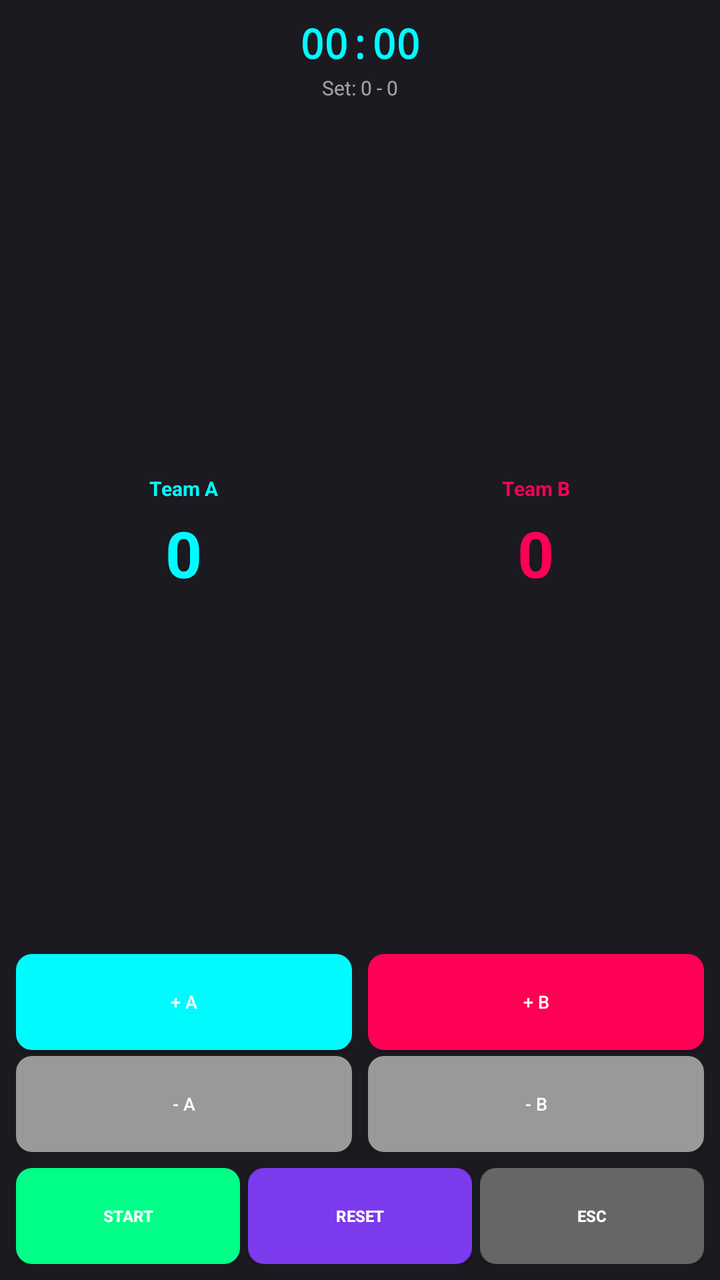
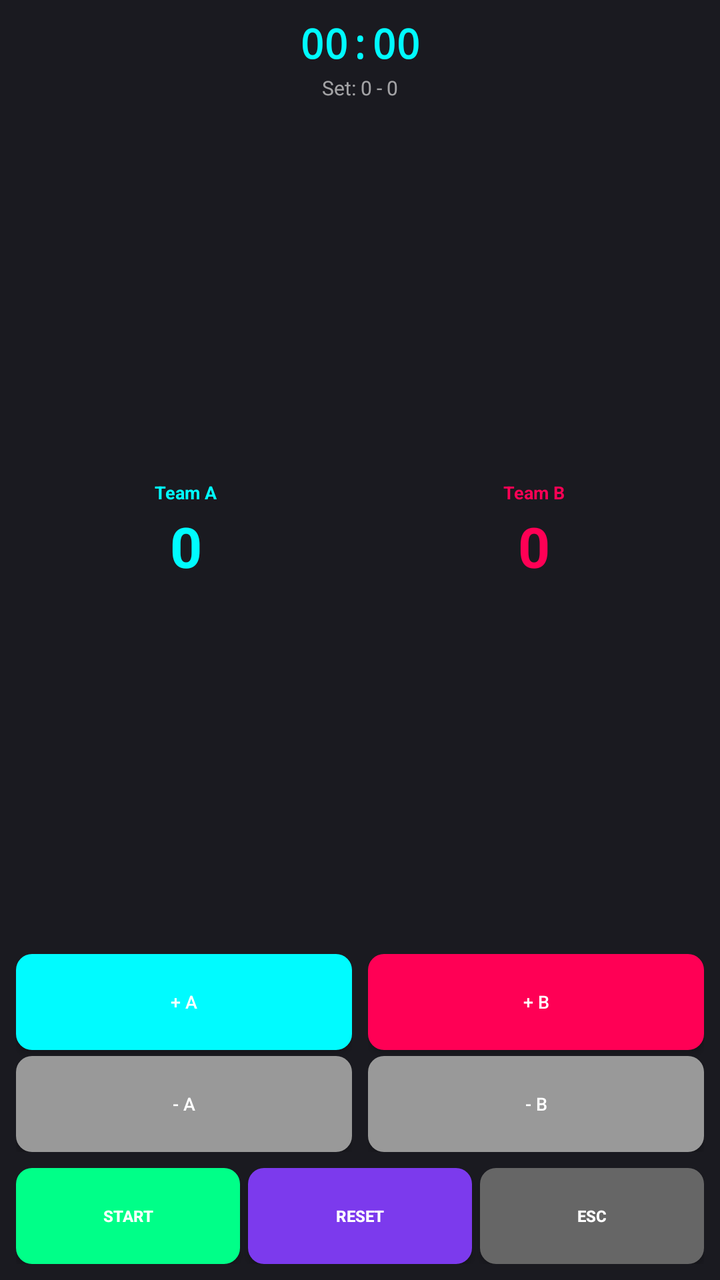

Compare the two renders of this Android layout. The source of the first and the diff that turns it into the second are given below.
<!-- AndroidManifest.xml: activity theme Theme.PointsVolleyHub -->
<!-- res/layout/activity_main.xml -->
<?xml version="1.0" encoding="utf-8"?>
<androidx.constraintlayout.widget.ConstraintLayout 
    xmlns:android="http://schemas.android.com/apk/res/android"
    xmlns:app="http://schemas.android.com/apk/res-auto"
    android:layout_width="match_parent"
    android:layout_height="match_parent"
    android:background="@color/background"
    android:padding="8dp">

    
    <TextView
        android:id="@+id/timerView"
        android:layout_width="wrap_content"
        android:layout_height="wrap_content"
        android:text="00:00"
        android:textColor="@color/primary"
        android:textSize="20sp"
        android:textStyle="bold"
        android:fontFamily="monospace"
        app:layout_constraintTop_toTopOf="parent"
        app:layout_constraintStart_toStartOf="parent"
        app:layout_constraintEnd_toEndOf="parent" />

    
    <TextView
        android:id="@+id/setsView"
        android:layout_width="wrap_content"
        android:layout_height="wrap_content"
        android:text="Set: 0 - 0"
        android:textColor="@color/text_secondary"
        android:textSize="10sp"
        android:layout_marginTop="2dp"
        app:layout_constraintTop_toBottomOf="@id/timerView"
        app:layout_constraintStart_toStartOf="parent"
        app:layout_constraintEnd_toEndOf="parent" />

    
    <LinearLayout
        android:id="@+id/teamASection"
        android:layout_width="0dp"
        android:layout_height="0dp"
        android:orientation="vertical"
        android:gravity="center"
        android:layout_marginTop="8dp"
        android:layout_marginEnd="4dp"
        app:layout_constraintTop_toBottomOf="@id/setsView"
        app:layout_constraintBottom_toTopOf="@id/buttonRow"
        app:layout_constraintStart_toStartOf="parent"
        app:layout_constraintEnd_toStartOf="@id/teamBSection"
        app:layout_constraintHorizontal_weight="1">

        <TextView
            android:id="@+id/teamANameView"
            android:layout_width="wrap_content"
            android:layout_height="wrap_content"
            android:text="Team A"
            android:textColor="@color/team_a_color"
            android:textSize="10sp"
            android:textStyle="bold" />

        <TextView
            android:id="@+id/scoreAView"
            android:layout_width="wrap_content"
            android:layout_height="wrap_content"
            android:text="0"
            android:textColor="@color/team_a_color"
            android:textSize="32sp"
            android:textStyle="bold"
            android:layout_marginTop="4dp" />

    </LinearLayout>

    
    <LinearLayout
        android:id="@+id/teamBSection"
        android:layout_width="0dp"
        android:layout_height="0dp"
        android:orientation="vertical"
        android:gravity="center"
        android:layout_marginTop="8dp"
        android:layout_marginStart="4dp"
        app:layout_constraintTop_toBottomOf="@id/setsView"
        app:layout_constraintBottom_toTopOf="@id/buttonRow"
        app:layout_constraintStart_toEndOf="@id/teamASection"
        app:layout_constraintEnd_toEndOf="parent"
        app:layout_constraintHorizontal_weight="1">

        <TextView
            android:id="@+id/teamBNameView"
            android:layout_width="wrap_content"
            android:layout_height="wrap_content"
            android:text="Team B"
            android:textColor="@color/team_b_color"
            android:textSize="10sp"
            android:textStyle="bold" />

        <TextView
            android:id="@+id/scoreBView"
            android:layout_width="wrap_content"
            android:layout_height="wrap_content"
            android:text="0"
            android:textColor="@color/team_b_color"
            android:textSize="32sp"
            android:textStyle="bold"
            android:layout_marginTop="4dp" />

    </LinearLayout>

    
    <LinearLayout
        android:id="@+id/buttonRow"
        android:layout_width="0dp"
        android:layout_height="wrap_content"
        android:orientation="horizontal"
        android:gravity="center"
        android:layout_marginBottom="8dp"
        app:layout_constraintBottom_toTopOf="@id/controlButtons"
        app:layout_constraintStart_toStartOf="parent"
        app:layout_constraintEnd_toEndOf="parent">

        
        <LinearLayout
            android:layout_width="0dp"
            android:layout_height="wrap_content"
            android:orientation="vertical"
            android:layout_weight="1"
            android:layout_marginEnd="4dp">

            <Button
                android:id="@+id/btnAddPointA"
                android:layout_width="match_parent"
                android:layout_height="wrap_content"
                android:text="+ A"
                android:textColor="@android:color/white"
                android:textSize="9sp"
                android:background="@drawable/button_team_a_flat"
                android:padding="3dp"
                android:layout_marginBottom="3dp" />

            <Button
                android:id="@+id/btnRemovePointA"
                android:layout_width="match_parent"
                android:layout_height="wrap_content"
                android:text="- A"
                android:textColor="@android:color/white"
                android:textSize="9sp"
                android:background="@drawable/button_secondary_flat"
                android:padding="3dp" />

        </LinearLayout>

        
        <LinearLayout
            android:layout_width="0dp"
            android:layout_height="wrap_content"
            android:orientation="vertical"
            android:layout_weight="1"
            android:layout_marginStart="4dp">

            <Button
                android:id="@+id/btnAddPointB"
                android:layout_width="match_parent"
                android:layout_height="wrap_content"
                android:text="+ B"
                android:textColor="@android:color/white"
                android:textSize="9sp"
                android:background="@drawable/button_team_b_flat"
                android:padding="3dp"
                android:layout_marginBottom="3dp" />

            <Button
                android:id="@+id/btnRemovePointB"
                android:layout_width="match_parent"
                android:layout_height="wrap_content"
                android:text="- B"
                android:textColor="@android:color/white"
                android:textSize="9sp"
                android:background="@drawable/button_secondary_flat"
                android:padding="3dp" />

        </LinearLayout>

    </LinearLayout>

    
    <LinearLayout
        android:id="@+id/controlButtons"
        android:layout_width="0dp"
        android:layout_height="wrap_content"
        android:orientation="horizontal"
        android:gravity="center"
        app:layout_constraintBottom_toBottomOf="parent"
        app:layout_constraintStart_toStartOf="parent"
        app:layout_constraintEnd_toEndOf="parent">

        <Button
            android:id="@+id/btnToggleTimer"
            android:layout_width="0dp"
            android:layout_height="wrap_content"
            android:text="START"
            android:textColor="@android:color/white"
            android:textSize="8sp"
            android:textStyle="bold"
            android:background="@drawable/button_start_flat"
            android:padding="3dp"
            android:layout_weight="1"
            android:layout_marginEnd="2dp" />

        <Button
            android:id="@+id/btnResetMatch"
            android:layout_width="0dp"
            android:layout_height="wrap_content"
            android:text="RESET"
            android:textColor="@android:color/white"
            android:textSize="8sp"
            android:textStyle="bold"
            android:background="@drawable/button_reset_flat"
            android:padding="3dp"
            android:layout_weight="1"
            android:layout_marginStart="2dp"
            android:layout_marginEnd="2dp" />

        <Button
            android:id="@+id/btnLogout"
            android:layout_width="0dp"
            android:layout_height="wrap_content"
            android:text="ESC"
            android:textColor="@android:color/white"
            android:textSize="8sp"
            android:textStyle="bold"
            android:background="@drawable/button_logout_flat"
            android:padding="3dp"
            android:layout_weight="1"
            android:layout_marginStart="2dp" />

    </LinearLayout>

</androidx.constraintlayout.widget.ConstraintLayout>
<!-- resources referenced by this layout -->
<resources>
  <color name="background">#1a1a20</color>
  <color name="primary">#00fbff</color>
  <color name="team_a_color">#00fbff</color>
  <color name="team_b_color">#ff0055</color>
  <color name="text_secondary">#99ffffff</color>
  <!-- drawable button_logout_flat (drawable) -->
  <?xml version="1.0" encoding="utf-8"?>
  <selector xmlns:android="http://schemas.android.com/apk/res/android">
      <item android:state_pressed="true">
          <shape>
              <solid android:color="#444444" />
              <corners android:radius="8dp" />
          </shape>
      </item>
      <item>
          <shape>
              <solid android:color="#666666" />
              <corners android:radius="8dp" />
          </shape>
      </item>
  </selector>
  <!-- drawable button_reset_flat (drawable) -->
  <?xml version="1.0" encoding="utf-8"?>
  <selector xmlns:android="http://schemas.android.com/apk/res/android">
      <item android:state_pressed="true">
          <shape>
              <solid android:color="#5a2ab8" />
              <corners android:radius="8dp" />
          </shape>
      </item>
      <item>
          <shape>
              <solid android:color="#7c3aed" />
              <corners android:radius="8dp" />
          </shape>
      </item>
  </selector>
  <!-- drawable button_secondary_flat (drawable) -->
  <?xml version="1.0" encoding="utf-8"?>
  <selector xmlns:android="http://schemas.android.com/apk/res/android">
      <item android:state_pressed="true">
          <shape>
              <solid android:color="#666666" />
              <corners android:radius="8dp" />
          </shape>
      </item>
      <item>
          <shape>
              <solid android:color="#999999" />
              <corners android:radius="8dp" />
          </shape>
      </item>
  </selector>
  <!-- drawable button_start_flat (drawable) -->
  <?xml version="1.0" encoding="utf-8"?>
  <selector xmlns:android="http://schemas.android.com/apk/res/android">
      <item android:state_pressed="true">
          <shape>
              <solid android:color="#00cc66" />
              <corners android:radius="8dp" />
          </shape>
      </item>
      <item>
          <shape>
              <solid android:color="#00ff88" />
              <corners android:radius="8dp" />
          </shape>
      </item>
  </selector>
  <!-- drawable button_team_a_flat (drawable) -->
  <?xml version="1.0" encoding="utf-8"?>
  <selector xmlns:android="http://schemas.android.com/apk/res/android">
      <item android:state_pressed="true">
          <shape>
              <solid android:color="#00c4cc" />
              <corners android:radius="8dp" />
          </shape>
      </item>
      <item>
          <shape>
              <solid android:color="#00fbff" />
              <corners android:radius="8dp" />
          </shape>
      </item>
  </selector>
  <!-- drawable button_team_b_flat (drawable) -->
  <?xml version="1.0" encoding="utf-8"?>
  <selector xmlns:android="http://schemas.android.com/apk/res/android">
      <item android:state_pressed="true">
          <shape>
              <solid android:color="#cc0044" />
              <corners android:radius="8dp" />
          </shape>
      </item>
      <item>
          <shape>
              <solid android:color="#ff0055" />
              <corners android:radius="8dp" />
          </shape>
      </item>
  </selector>
  <color name="black">#FF000000</color>
  <color name="secondary">#ff0055</color>
  <color name="white">#FFFFFFFF</color>
  <!-- unchanged entries left out for length: 1 -->
</resources>

<!-- the commit's change to res/layout/activity_main.xml (unified diff, before → after) -->
@@ -41,13 +41,14 @@
         android:layout_height="0dp"
         android:orientation="vertical"
         android:gravity="center"
-        android:layout_marginTop="8dp"
-        android:layout_marginEnd="4dp"
+        android:layout_marginTop="4dp"
+        android:layout_marginEnd="2dp"
         app:layout_constraintTop_toBottomOf="@id/setsView"
         app:layout_constraintBottom_toTopOf="@id/buttonRow"
         app:layout_constraintStart_toStartOf="parent"
         app:layout_constraintEnd_toStartOf="@id/teamBSection"
-        app:layout_constraintHorizontal_weight="1">
+        app:layout_constraintHorizontal_weight="1"
+        app:layout_constraintVertical_weight="1">
 
         <TextView
             android:id="@+id/teamANameView"
@@ -55,7 +56,7 @@
             android:layout_height="wrap_content"
             android:text="Team A"
             android:textColor="@color/team_a_color"
-            android:textSize="10sp"
+            android:textSize="9sp"
             android:textStyle="bold" />
 
         <TextView
@@ -64,9 +65,9 @@
             android:layout_height="wrap_content"
             android:text="0"
             android:textColor="@color/team_a_color"
-            android:textSize="32sp"
-            android:textStyle="bold"
-            android:layout_marginTop="4dp" />
+            android:textSize="28sp"
+            android:textStyle="bold"
+            android:layout_marginTop="2dp" />
 
     </LinearLayout>
 
@@ -77,13 +78,14 @@
         android:layout_height="0dp"
         android:orientation="vertical"
         android:gravity="center"
-        android:layout_marginTop="8dp"
-        android:layout_marginStart="4dp"
+        android:layout_marginTop="4dp"
+        android:layout_marginStart="2dp"
         app:layout_constraintTop_toBottomOf="@id/setsView"
         app:layout_constraintBottom_toTopOf="@id/buttonRow"
         app:layout_constraintStart_toEndOf="@id/teamASection"
         app:layout_constraintEnd_toEndOf="parent"
-        app:layout_constraintHorizontal_weight="1">
+        app:layout_constraintHorizontal_weight="1"
+        app:layout_constraintVertical_weight="1">
 
         <TextView
             android:id="@+id/teamBNameView"
@@ -91,7 +93,7 @@
             android:layout_height="wrap_content"
             android:text="Team B"
             android:textColor="@color/team_b_color"
-            android:textSize="10sp"
+            android:textSize="9sp"
             android:textStyle="bold" />
 
         <TextView
@@ -100,9 +102,9 @@
             android:layout_height="wrap_content"
             android:text="0"
             android:textColor="@color/team_b_color"
-            android:textSize="32sp"
-            android:textStyle="bold"
-            android:layout_marginTop="4dp" />
+            android:textSize="28sp"
+            android:textStyle="bold"
+            android:layout_marginTop="2dp" />
 
     </LinearLayout>
 
